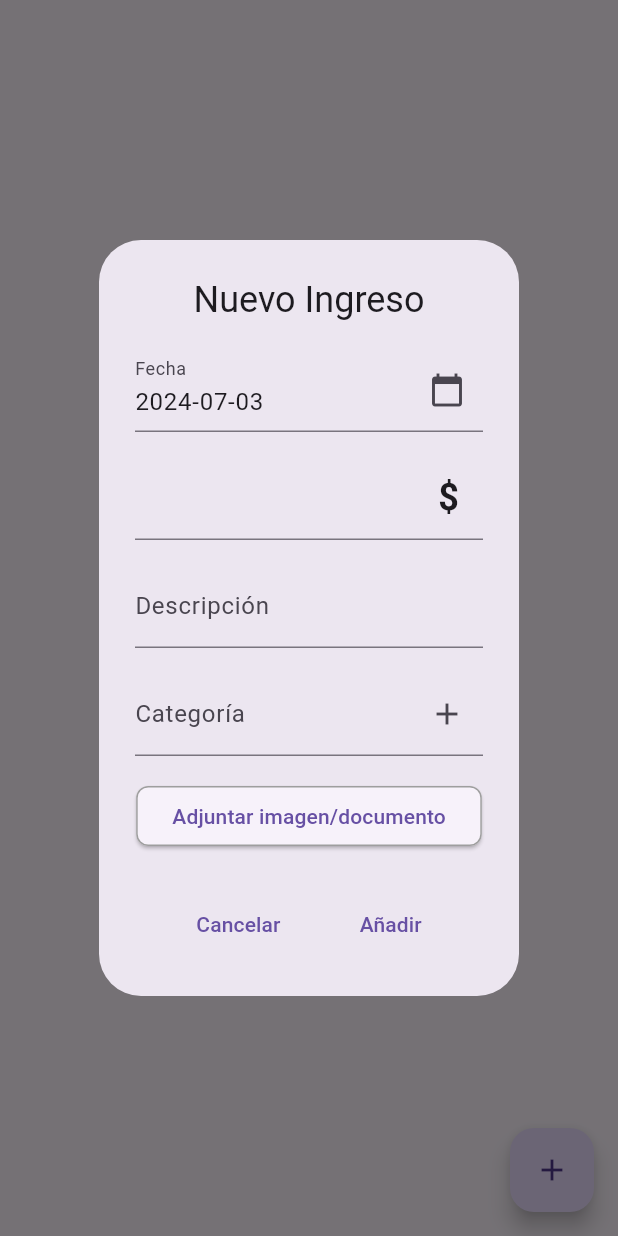
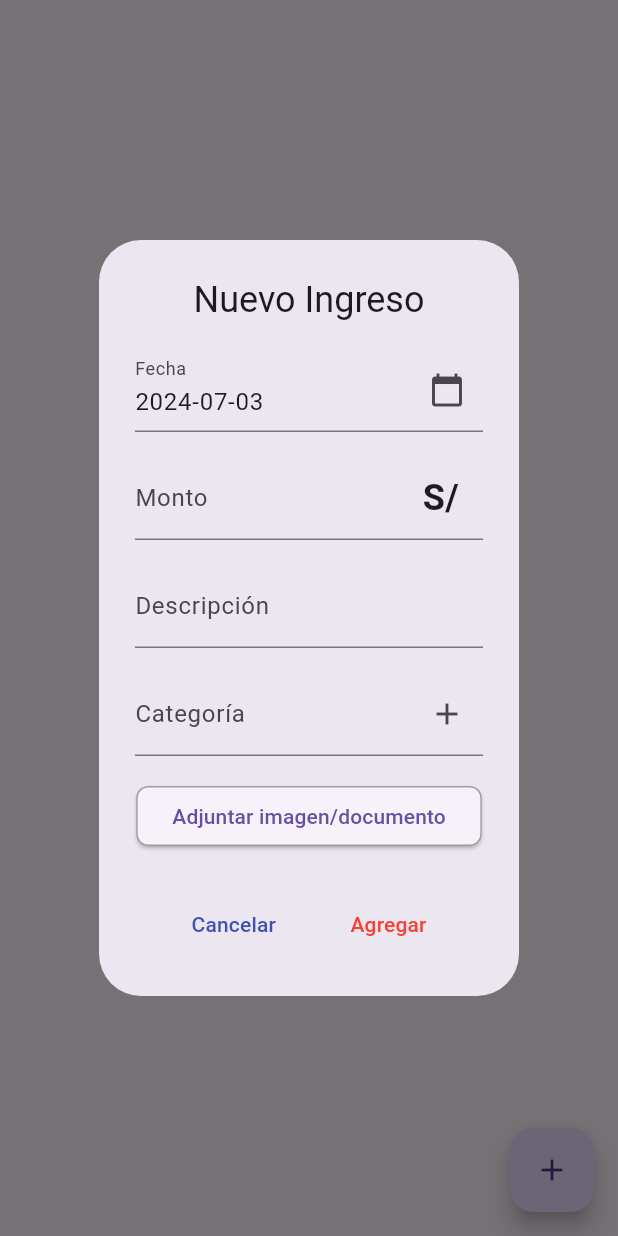
Before and after one commit to jesusmfb07/financial-application, a Flutter app: the IncomePage screen opened directly with empty values, after a tap on the "add" icon, on a phone screen of 412 x 824 dp. Run offline on Flutter 3.47's test engine with Material 3 defaults, Android fonts, the light colour scheme and no system bars; our stand-ins replace file_picker, open_file, sqflite; missing offline and left inert: flutter_pdfview; accounts and stored records are empty.

Commit message:
finishing error correction to accept a form

```diff
--- a/lib/finances/ui/myFinancesPages/income/form/income_entry_form.dart
+++ b/lib/finances/ui/myFinancesPages/income/form/income_entry_form.dart
@@ -46,7 +46,7 @@
   final TextEditingController _dateController = TextEditingController();
   final TextEditingController _categoryController = TextEditingController();
   String? _attachmentPath;
-  String _selectedCurrencySymbol = '';
+  String _selectedCurrencySymbol = 'S/';
   final List<Currency> _availableCurrencies = [
     Currency(name: 'Dolar', code: '\$'),
     Currency(name: 'Euro', code: '€'),
@@ -56,7 +56,7 @@
   @override
   void initState() {
     super.initState();
-    _selectedCurrencySymbol = widget.defaultCurrencySymbol;
+    _selectedCurrencySymbol = 'S/';
     _dateController.text = DateFormat('yyyy-MM-dd').format(DateTime.now());
     if (widget.entry != null) {
       _descriptionController.text = widget.entry!.description;
@@ -156,7 +156,6 @@
         return CategoryDialog(
           onCreate: (name) {
             _createCategory(name);
-            Navigator.pop(context);
           },
         );
       },
@@ -173,13 +172,16 @@
             setState(() {
               _selectedCurrencySymbol = currency.code;
             });
-            Navigator.pop(context);
           },
         );
       },
     );
   }
-
+  bool _areRequiredFieldsFilled() {
+    return _descriptionController.text.isNotEmpty &&
+        _amountController.text.isNotEmpty &&
+        _categoryController.text.isNotEmpty;
+  }
   @override
   Widget build(BuildContext context) {
     return AlertDialog(
@@ -223,14 +225,20 @@
                 suffixIcon: GestureDetector(
                   onTap: _showCurrencySelectionDialog,
                   child: Container(
-                    padding: EdgeInsets.symmetric(horizontal: 16.0),
-                    alignment: Alignment.centerRight,
-                    child: Text(
-                      _selectedCurrencySymbol,
-                      style: TextStyle(
-                        fontWeight: FontWeight.bold,
-                        fontSize: 24,
-                      ),
+                    color: Colors.transparent, // Asegura que el contenedor no bloquee la detección de toques
+                    padding: EdgeInsets.symmetric(horizontal: 16.0), // Amplía el área de toque
+                    child: Row(
+                      mainAxisSize: MainAxisSize.min,
+                      mainAxisAlignment: MainAxisAlignment.end,
+                      children: [
+                        Text(
+                          _selectedCurrencySymbol,
+                          style: TextStyle(
+                            fontWeight: FontWeight.bold,
+                            fontSize: 24,
+                          ),
+                        ),
+                      ],
                     ),
                   ),
                 ),
@@ -298,14 +306,26 @@
           mainAxisAlignment: MainAxisAlignment.spaceEvenly,
           children: [
             TextButton(
-              onPressed: () {
-                Navigator.pop(context);
-              },
+              onPressed: () => Navigator.pop(context),
               child: Text('Cancelar'),
+              style: TextButton.styleFrom(
+                foregroundColor: Colors.indigo, // Cambia el color del texto a índigo
+              ),
             ),
             TextButton(
-              onPressed: widget.entry == null ? _addEntry : _updateEntry,
-              child: Text(widget.entry == null ? 'Añadir' : 'Actualizar'),
+              onPressed: () {
+                if (widget.entry == null) {
+                  _addEntry();
+                } else {
+                  _updateEntry();
+                }
+              },
+              child: Text(widget.entry == null ? 'Agregar' : 'Actualizar'),
+              style: ButtonStyle(
+                foregroundColor: MaterialStateProperty.all(
+                  _areRequiredFieldsFilled() ? Colors.indigo : Colors.red,
+                ),
+              ),
             ),
           ],
         ),
```
Also changed, not shown: lib/finances/ui/myFinancesPages/egress/form/egress_entry_form.dart (+31 -12 lines).
